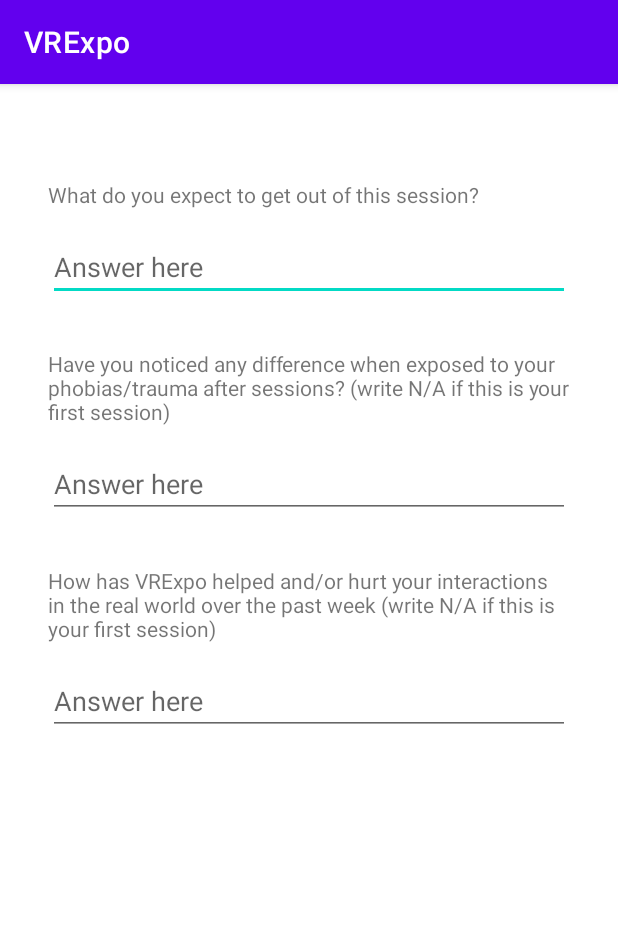
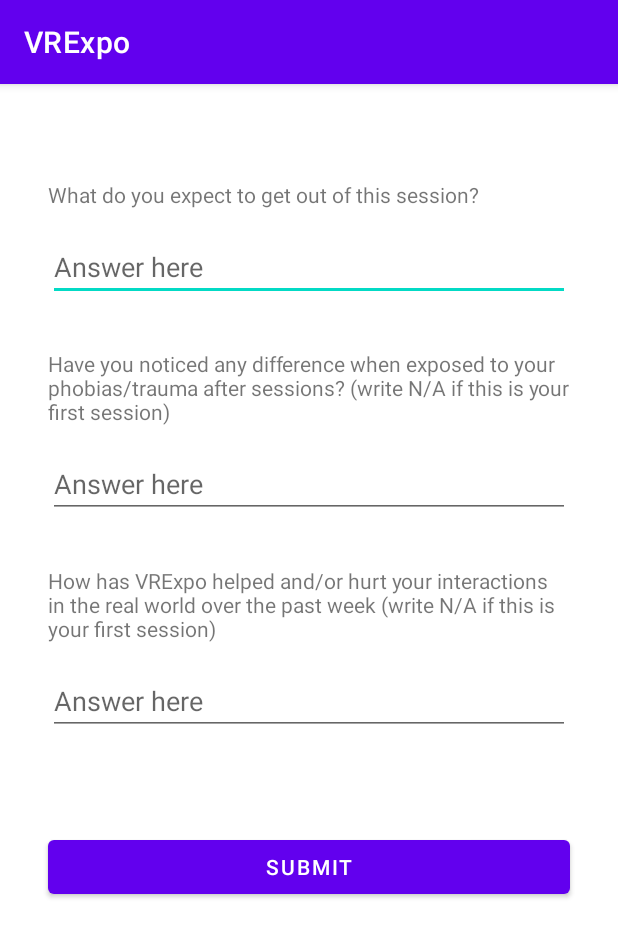
Before and after one commit to akhan130/VRExpo, an Android app: the PresessionQuestions screen opened directly, with no data from a screen before it, on a phone screen of 412 x 824 dp. Shown: the top 937 px of the screen. Run offline under Robolectric (Android 15) with nearby library versions, the phone set to English and light mode, and no system bars.

Commit message:
Added the session screen, which appears after the submit button is pressed in PresessionQuestions
Bug with pressing buttons in landscape mode

```diff
--- a/app/src/main/java/com/example/vrexpo/PresessionQuestions.java
+++ b/app/src/main/java/com/example/vrexpo/PresessionQuestions.java
@@ -2,13 +2,36 @@ package com.example.vrexpo;
 
 import androidx.appcompat.app.AppCompatActivity;
 
+import android.content.Intent;
 import android.os.Bundle;
+import android.util.Log;
+import android.view.View;
+import android.widget.Button;
+import android.widget.Toast;
 
 public class PresessionQuestions extends AppCompatActivity {
+
+    private static final String TAG = "VRExpo";
 
     @Override
     protected void onCreate(Bundle savedInstanceState) {
         super.onCreate(savedInstanceState);
         setContentView(R.layout.activity_presession_questions);
+
+        //Find the buttons
+        Button submitBtn = findViewById(R.id.submitButton);
+
+        submitBtn.setOnClickListener(new View.OnClickListener() {
+            @Override
+            public void onClick(View view) {
+                Log.i(TAG, "Submit button clicked");
+                Toast.makeText(PresessionQuestions.this, "Submit button clicked", Toast.LENGTH_SHORT)
+                        .show();
+
+                //open postsession questions
+                Intent sessionIntent = new Intent(PresessionQuestions.this, Session.class);
+                startActivity(sessionIntent);
+            }
+        });
     }
 }
--- a/app/src/main/res/layout/activity_dashboard.xml
+++ b/app/src/main/res/layout/activity_dashboard.xml
@@ -11,7 +11,7 @@
         android:layout_width="0dp"
         android:layout_height="wrap_content"
         android:layout_marginStart="32dp"
-        android:layout_marginTop="32dp"
+        android:layout_marginTop="128dp"
         android:layout_marginEnd="32dp"
         android:text="Pre-session Questions"
         app:layout_constraintEnd_toEndOf="parent"
--- a/app/src/main/res/layout/activity_presession_questions.xml
+++ b/app/src/main/res/layout/activity_presession_questions.xml
@@ -93,6 +93,19 @@
                 app:layout_constraintEnd_toEndOf="parent"
                 app:layout_constraintStart_toStartOf="parent"
                 app:layout_constraintTop_toBottomOf="@+id/textView4" />
+
+            <Button
+                android:id="@+id/submitButton"
+                android:layout_width="0dp"
+                android:layout_height="wrap_content"
+                android:layout_marginStart="32dp"
+                android:layout_marginTop="64dp"
+                android:layout_marginEnd="32dp"
+                android:text="Submit"
+                app:layout_constraintEnd_toEndOf="parent"
+                app:layout_constraintHorizontal_bias="0.0"
+                app:layout_constraintStart_toStartOf="parent"
+                app:layout_constraintTop_toBottomOf="@+id/editTextTextMultiLine4" />
         </androidx.constraintlayout.widget.ConstraintLayout>
 
     </ScrollView>
```
Also changed, not shown: app/src/main/AndroidManifest.xml (+4 -3 lines), app/src/main/java/com/example/vrexpo/Session.java (added, +14 -0 lines), app/src/main/res/layout/activity_session.xml (added, +18 -0 lines).
